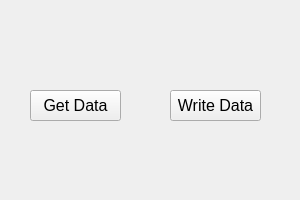
First picture: the form in widget.ui, repository knordine11/steveSimpleEx, before the edit.
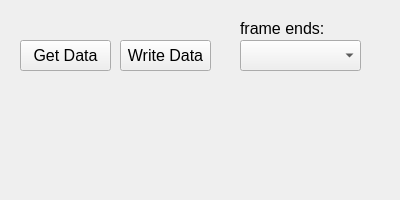
Second picture: the form after the edit.

The edit to the form file:
```diff
--- a/widget.ui
+++ b/widget.ui
@@ -6,7 +6,7 @@
    <rect>
     <x>0</x>
     <y>0</y>
-    <width>300</width>
+    <width>400</width>
     <height>200</height>
    </rect>
   </property>
@@ -16,8 +16,8 @@
   <widget class="QPushButton" name="btnDataInput">
    <property name="geometry">
     <rect>
-     <x>30</x>
-     <y>90</y>
+     <x>20</x>
+     <y>40</y>
      <width>91</width>
      <height>31</height>
     </rect>
@@ -34,8 +34,8 @@
   <widget class="QPushButton" name="btnDataOutput">
    <property name="geometry">
     <rect>
-     <x>170</x>
-     <y>90</y>
+     <x>120</x>
+     <y>40</y>
      <width>91</width>
      <height>31</height>
     </rect>
@@ -49,6 +49,34 @@
     <string>Write Data</string>
    </property>
   </widget>
+  <widget class="QComboBox" name="cboFrameEnds">
+   <property name="geometry">
+    <rect>
+     <x>240</x>
+     <y>40</y>
+     <width>121</width>
+     <height>31</height>
+    </rect>
+   </property>
+  </widget>
+  <widget class="QLabel" name="label">
+   <property name="geometry">
+    <rect>
+     <x>240</x>
+     <y>20</y>
+     <width>111</width>
+     <height>16</height>
+    </rect>
+   </property>
+   <property name="font">
+    <font>
+     <pointsize>12</pointsize>
+    </font>
+   </property>
+   <property name="text">
+    <string>frame ends:</string>
+   </property>
+  </widget>
  </widget>
  <resources/>
  <connections/>
```
